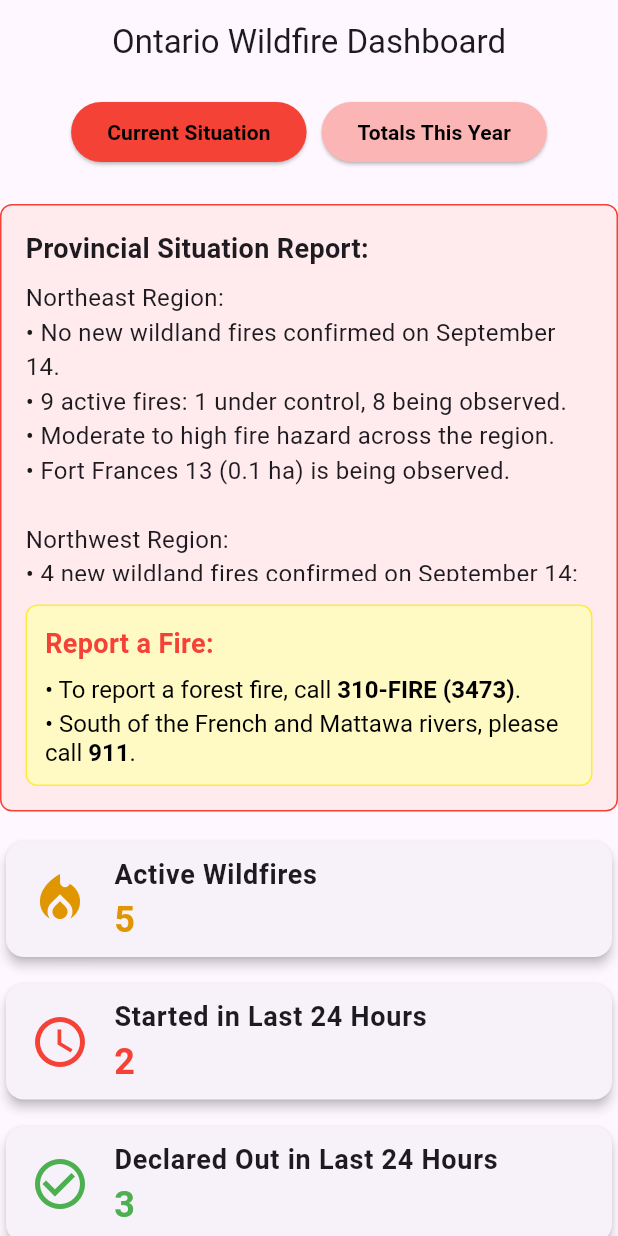
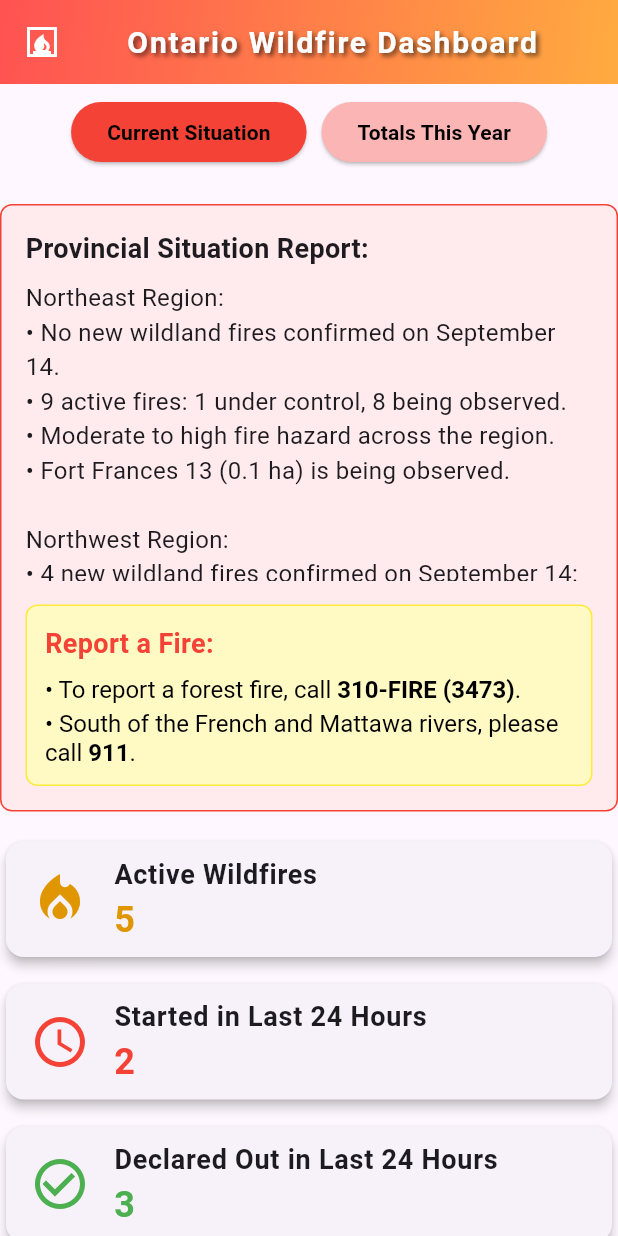
Before and after one commit to Pritumi1984/Ontario-Wildfyre, a Flutter app: the screen it shows after launch, on a phone screen of 412 x 824 dp. Run offline on Flutter 3.47's test engine with Material 3 defaults, Android fonts, the phone set to English and light mode, and no system bars.

Commit message:
Pritumi -last update again

```diff
--- a/lib/main.dart
+++ b/lib/main.dart
@@ -28,8 +28,50 @@ class OntarioWildfireDashboardState extends State<OntarioWildfireDashboard> {
   Widget build(BuildContext context) {
     return Scaffold(
       appBar: AppBar(
-        title: Text('Ontario Wildfire Dashboard'),
+        // Use a gradient background for the AppBar
+        flexibleSpace: Container(
+          decoration: BoxDecoration(
+            gradient: LinearGradient(
+              colors: [Colors.redAccent, Colors.orangeAccent],
+              begin: Alignment.topLeft,
+              end: Alignment.bottomRight,
+            ),
+          ),
+        ),
+        title: Row(
+          mainAxisAlignment: MainAxisAlignment.center,
+          children: [
+            Icon(
+              Icons.fireplace, // Icon to match the wildfire theme
+              color: Colors.white,
+              size: 24, // Reduced icon size
+            ),
+            SizedBox(width: 8),
+            Expanded(
+              child: Text(
+                'Ontario Wildfire Dashboard',
+                style: TextStyle(
+                  fontSize: 20, // Reduced font size
+                  fontWeight: FontWeight.bold,
+                  color: Colors.white,
+                  letterSpacing: 1.2,
+                  shadows: [
+                    Shadow(
+                      blurRadius: 4.0,
+                      color: Colors.black.withOpacity(0.6),
+                      offset: Offset(2.0, 2.0),
+                    ),
+                  ],
+                ),
+                overflow: TextOverflow.ellipsis, // Handle text overflow
+                textAlign: TextAlign.center,
+              ),
+            ),
+          ],
+        ),
         centerTitle: true,
+        backgroundColor: Colors.transparent, // Transparent background to show gradient
+        elevation: 0, // Remove shadow/elevation to focus on the gradient
       ),
       body: SingleChildScrollView(
         child: Column(
@@ -50,7 +92,6 @@ class OntarioWildfireDashboardState extends State<OntarioWildfireDashboard> {
                           ? Colors.red
                           : const Color.fromARGB(255, 252, 181, 181),
                     ),
-
                     child: Text(
                       'Current Situation',
                       style: TextStyle(
```
